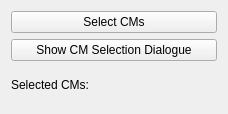
Old version of the form gui/q0.ui in the repository ssoham/Q0Measurement.
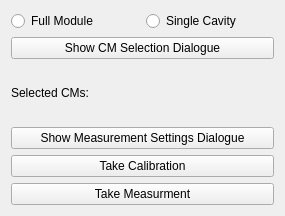
New version of the form. Custom widgets are drawn as their Qt base class.

Commit message: initial UI setup relatively solid. Still need to connect to backend

What changed in the file:
```diff
--- a/gui/q0.ui
+++ b/gui/q0.ui
@@ -6,8 +6,8 @@
    <rect>
     <x>0</x>
     <y>0</y>
-    <width>228</width>
-    <height>114</height>
+    <width>285</width>
+    <height>216</height>
    </rect>
   </property>
   <property name="windowTitle">
@@ -15,27 +15,28 @@
   </property>
   <layout class="QVBoxLayout" name="verticalLayout">
    <item>
-    <widget class="PyDMRelatedDisplayButton" name="cmSelectorButton">
-     <property name="toolTip">
-      <string/>
-     </property>
-     <property name="text">
-      <string>Select CMs</string>
-     </property>
-     <property name="filenames" stdset="0">
-      <stringlist>
-       <string>cmSelection.ui</string>
-      </stringlist>
-     </property>
-     <property name="titles" stdset="0">
-      <stringlist>
-       <string>Select CMs</string>
-      </stringlist>
-     </property>
-     <property name="openInNewWindow" stdset="0">
-      <bool>true</bool>
-     </property>
-    </widget>
+    <layout class="QGridLayout" name="gridLayout">
+     <item row="0" column="0">
+      <widget class="QRadioButton" name="radioButton">
+       <property name="toolTip">
+        <string>This will run every selected CM at once</string>
+       </property>
+       <property name="text">
+        <string>Full Module</string>
+       </property>
+      </widget>
+     </item>
+     <item row="0" column="1">
+      <widget class="QRadioButton" name="radioButton_3">
+       <property name="toolTip">
+        <string>For each CM selected, this will run all 8 cavities at the ops max (or usuer specified gradient) and then run them all again minus the one being measured (it will iterate through all selected cavities)</string>
+       </property>
+       <property name="text">
+        <string>Single Cavity</string>
+       </property>
+      </widget>
+     </item>
+    </layout>
    </item>
    <item>
     <widget class="QPushButton" name="cmSelectButton">
@@ -58,6 +59,15 @@
      </item>
      <item>
       <widget class="QLabel" name="selectionOutput">
+       <property name="sizePolicy">
+        <sizepolicy hsizetype="Preferred" vsizetype="Minimum">
+         <horstretch>0</horstretch>
+         <verstretch>0</verstretch>
+        </sizepolicy>
+       </property>
+       <property name="toolTip">
+        <string>CMs where cavities are deselected or not at ops max will appear with an asterisk (*)</string>
+       </property>
        <property name="text">
         <string/>
        </property>
@@ -81,15 +91,29 @@
      </item>
     </layout>
    </item>
+   <item>
+    <widget class="QPushButton" name="settingsButton">
+     <property name="text">
+      <string>Show Measurement Settings Dialogue</string>
+     </property>
+    </widget>
+   </item>
+   <item>
+    <widget class="QPushButton" name="pushButton">
+     <property name="text">
+      <string>Take Calibration</string>
+     </property>
+    </widget>
+   </item>
+   <item>
+    <widget class="QPushButton" name="pushButton_2">
+     <property name="text">
+      <string>Take Measurment</string>
+     </property>
+    </widget>
+   </item>
   </layout>
  </widget>
- <customwidgets>
-  <customwidget>
-   <class>PyDMRelatedDisplayButton</class>
-   <extends>QPushButton</extends>
-   <header>pydm.widgets.related_display_button</header>
-  </customwidget>
- </customwidgets>
  <resources/>
  <connections/>
 </ui>
```
Left out of the diff: 6 changed lines with no effect on the pictures. The commit also changes 4 other files.
